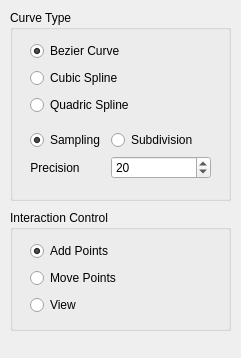
This is GeoModeling/Control.ui in Wulonghua/GeometricModeling as Qt 5 draws it before an edit. The edited form follows.
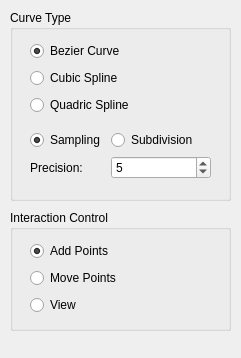
This is the edited form.

```diff
--- a/GeoModeling/Control.ui
+++ b/GeoModeling/Control.ui
@@ -94,7 +94,7 @@
      <item row="1" column="0">
       <widget class="QLabel" name="label_precision">
        <property name="text">
-        <string>Precision</string>
+        <string>Precision:</string>
        </property>
        <property name="alignment">
         <set>Qt::AlignCenter</set>
@@ -110,7 +110,7 @@
         <number>100</number>
        </property>
        <property name="value">
-        <number>20</number>
+        <number>5</number>
        </property>
       </widget>
      </item>
```
Left out of the diff: 2 changed lines with no effect on the pictures.
